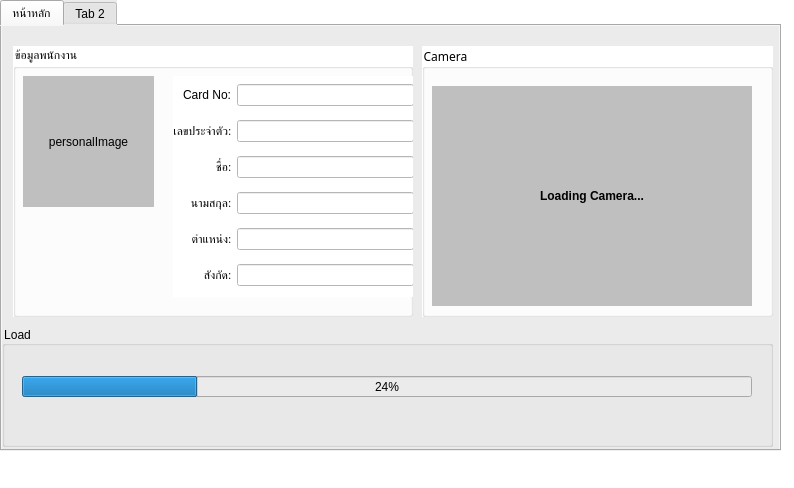
The window that example/MyWindowClass.ui (chakkaphong/face_recognition) describes before a commit, drawn with Qt 5.
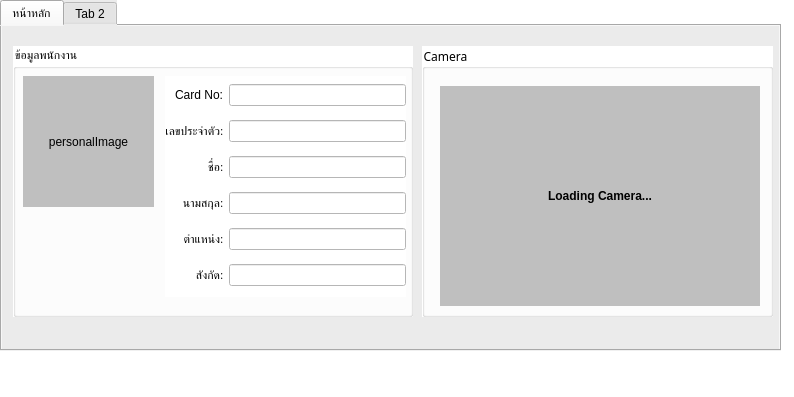
The same window after the commit.

```diff
--- a/example/MyWindowClass.ui
+++ b/example/MyWindowClass.ui
@@ -7,7 +7,7 @@
     <x>0</x>
     <y>0</y>
     <width>794</width>
-    <height>488</height>
+    <height>397</height>
    </rect>
   </property>
   <property name="windowTitle">
@@ -36,7 +36,7 @@
       <x>0</x>
       <y>0</y>
       <width>781</width>
-      <height>451</height>
+      <height>351</height>
      </rect>
     </property>
     <property name="styleSheet">
@@ -76,7 +76,7 @@
       <widget class="QLabel" name="imgWidgetShow">
        <property name="geometry">
         <rect>
-         <x>10</x>
+         <x>18</x>
          <y>40</y>
          <width>320</width>
          <height>220</height>
@@ -135,7 +135,7 @@
       <widget class="QWidget" name="gridLayoutWidget">
        <property name="geometry">
         <rect>
-         <x>160</x>
+         <x>152</x>
          <y>30</y>
          <width>241</width>
          <height>221</height>
@@ -271,32 +271,6 @@
        </property>
       </widget>
      </widget>
-     <widget class="QGroupBox" name="groupBox_3">
-      <property name="geometry">
-       <rect>
-        <x>0</x>
-        <y>300</y>
-        <width>771</width>
-        <height>121</height>
-       </rect>
-      </property>
-      <property name="title">
-       <string>Load</string>
-      </property>
-      <widget class="QProgressBar" name="progressBar">
-       <property name="geometry">
-        <rect>
-         <x>20</x>
-         <y>50</y>
-         <width>730</width>
-         <height>21</height>
-        </rect>
-       </property>
-       <property name="value">
-        <number>24</number>
-       </property>
-      </widget>
-     </widget>
     </widget>
     <widget class="QWidget" name="tab_2">
      <attribute name="title">
```
Left out of the diff: 2 changed lines with no effect on the pictures.
